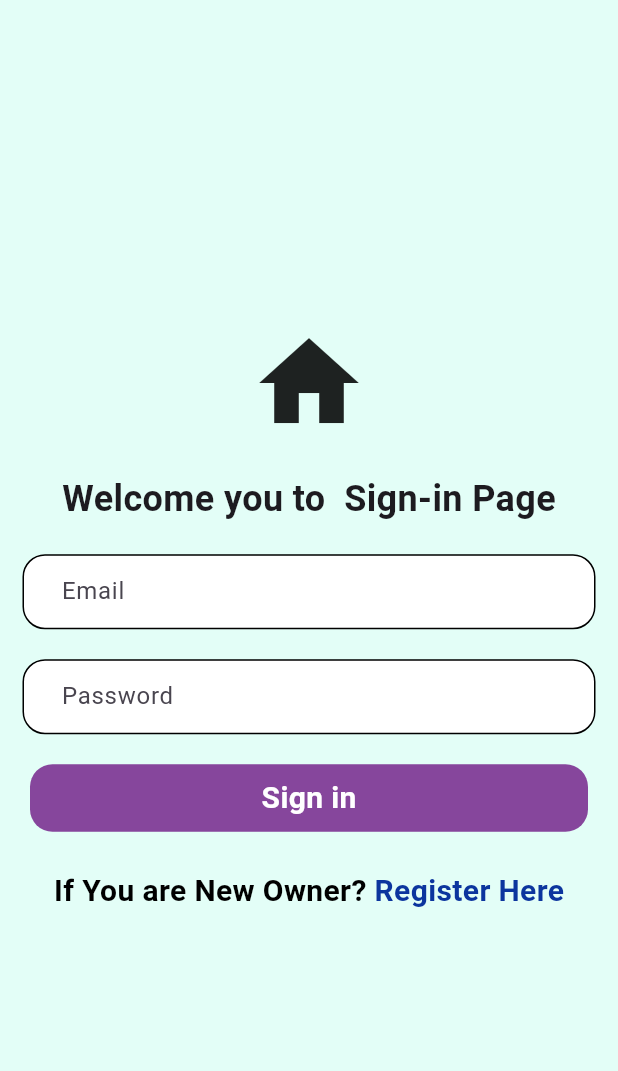
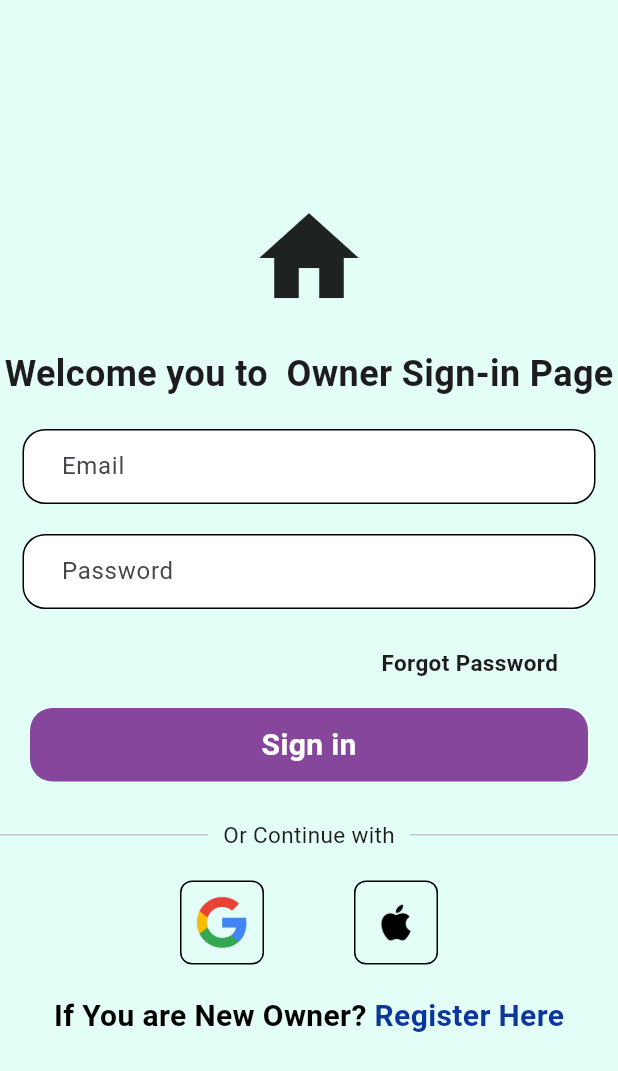
Before and after one commit to dhanush-10/house_rental_app, a Flutter app: the screen it shows after launch, on a phone screen of 412 x 824 dp. Shown: the top 1071 px of the screen. Run offline on Flutter 3.47's test engine with Material 3 defaults, Android fonts, the phone set to English and light mode, and no system bars; Roboto replaces fonts that are missing (DancingScript).

Commit message:
Day 3 owner login

```diff
--- /dev/null
+++ b/lib/components/squaretile.dart
@@ -0,0 +1,23 @@
+import 'package:flutter/material.dart';
+
+class Squaretile extends StatelessWidget {
+  final String imagepath;
+  const Squaretile({super.key, required this.imagepath});
+
+  @override
+  Widget build(BuildContext context) {
+    return Container(
+      padding: EdgeInsets.all(1.0),
+      decoration: BoxDecoration(
+        border: Border.all(color: Colors.black),
+        borderRadius: BorderRadius.circular(8),
+        color: const Color(0xFFE3FEF7),
+      ),
+      child: Image.asset(
+        imagepath,
+        height: 52,
+        width: 52,
+      ),
+    );
+  }
+}
--- /dev/null
+++ b/lib/widgets/NewOwner.dart
@@ -0,0 +1,15 @@
+import 'package:flutter/material.dart';
+
+class NewOwner extends StatefulWidget {
+  const NewOwner({super.key});
+
+  @override
+  State<NewOwner> createState() => _NewOwnerState();
+}
+
+class _NewOwnerState extends State<NewOwner> {
+  @override
+  Widget build(BuildContext context) {
+    return const Placeholder();
+  }
+}
--- a/lib/widgets/login.dart
+++ b/lib/widgets/login.dart
@@ -1,4 +1,5 @@
 import 'package:flutter/material.dart';
+import 'package:house_rental_app/components/squaretile.dart';
 
 class LoginWidget extends StatefulWidget {
   const LoginWidget({super.key});
@@ -23,7 +24,7 @@ class _LoginWidgetState extends State<LoginWidget> {
               ),
               const SizedBox(height: 20),
               const Text(
-                'Welcome you to  Sign-in Page',
+                'Welcome you to  Owner Sign-in Page',
                 style: TextStyle(
                     fontSize: 24,
                     fontWeight: FontWeight.bold,
@@ -67,6 +68,20 @@ class _LoginWidgetState extends State<LoginWidget> {
                 ),
               ),
               const SizedBox(height: 20),
+              const Padding(
+                padding: EdgeInsets.fromLTRB(0, 5.0, 40.0, 0),
+                child: Row(
+                  mainAxisAlignment: MainAxisAlignment.end,
+                  children: [
+                    Text(
+                      'Forgot Password',
+                      style:
+                          TextStyle(fontSize: 15, fontWeight: FontWeight.bold),
+                    ),
+                  ],
+                ),
+              ),
+              const SizedBox(height: 20),
               Padding(
                 padding: const EdgeInsets.fromLTRB(20.0, 0, 20.0, 0),
                 child: Container(
@@ -76,7 +91,7 @@ class _LoginWidgetState extends State<LoginWidget> {
                   ),
                   child: const Center(
                     child: Padding(
-                      padding: EdgeInsets.all(8.0),
+                      padding: EdgeInsets.all(10.0),
                       child: Text(
                         'Sign in',
                         style: TextStyle(
@@ -89,6 +104,37 @@ class _LoginWidgetState extends State<LoginWidget> {
                 ),
               ),
               const SizedBox(height: 25),
+              const Row(
+                children: [
+                  Expanded(
+                    child: Divider(
+                      thickness: 1.0,
+                    ),
+                  ),
+                  Padding(
+                    padding: EdgeInsets.fromLTRB(10.0, 0, 10.0, 0),
+                    child: Text(
+                      'Or Continue with',
+                      style: TextStyle(fontSize: 15),
+                    ),
+                  ),
+                  Expanded(
+                    child: Divider(
+                      thickness: 1.0,
+                    ),
+                  )
+                ],
+              ),
+              const SizedBox(height: 20),
+              const Row(
+                mainAxisAlignment: MainAxisAlignment.center,
+                children: <Widget>[
+                  Squaretile(imagepath: 'images/google.png'),
+                  SizedBox(width: 60),
+                  Squaretile(imagepath: 'images/apple.png')
+                ],
+              ),
+              const SizedBox(height: 20),
               const Row(
                 mainAxisAlignment: MainAxisAlignment.center,
                 children: [
@@ -108,7 +154,7 @@ class _LoginWidgetState extends State<LoginWidget> {
                     ),
                   )
                 ],
-              )
+              ),
             ],
           ),
         ),
```
Also changed, not shown: pubspec.yaml (+4 -6 lines), images/apple.png (added), images/google.png (added).
